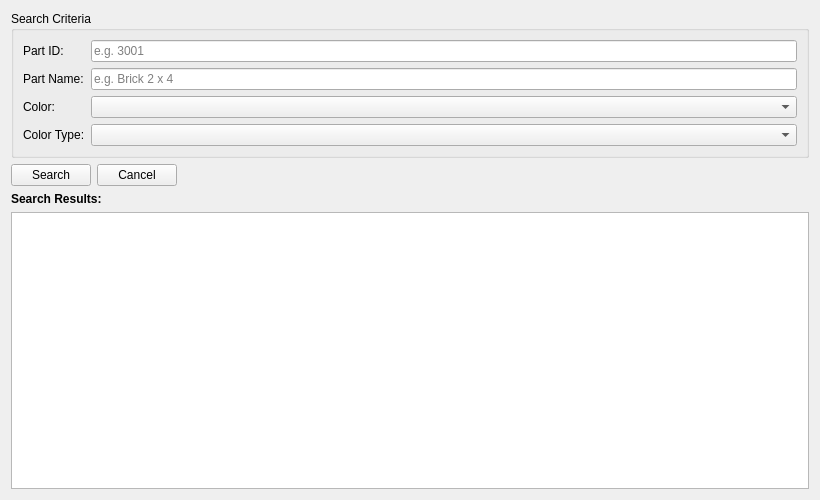
Old version of the form ui/searchManualWidget.ui in the repository Syadon/BrickCollectionManager.
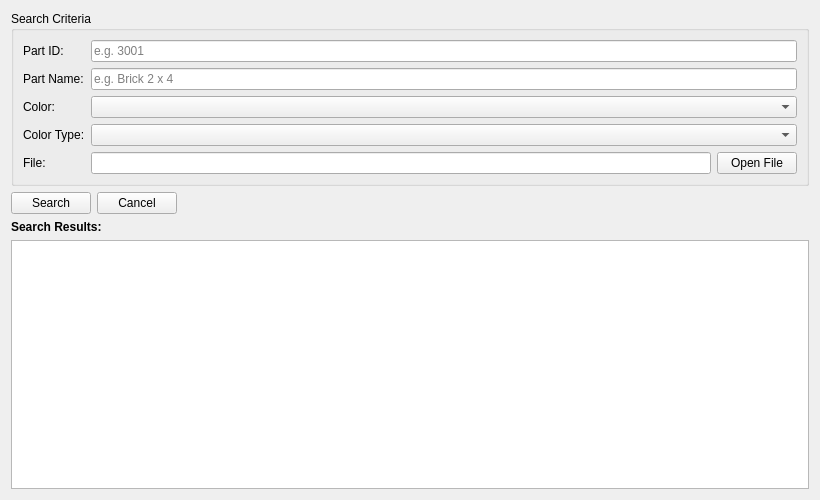
New version of the form.

What changed in the file:
```diff
--- a/ui/searchManualWidget.ui
+++ b/ui/searchManualWidget.ui
@@ -78,6 +78,34 @@
           <item row="3" column="1">
            <widget class="QComboBox" name="search_color_type_combo"/>
           </item>
+          <item row="4" column="0">
+           <widget class="QLabel" name="fileLabel">
+            <property name="text">
+             <string>File:</string>
+            </property>
+           </widget>
+          </item>
+          <item row="4" column="1">
+           <layout class="QHBoxLayout" name="fileLayout">
+            <item>
+             <widget class="QLineEdit" name="fileEdit">
+              <property name="enabled">
+               <bool>true</bool>
+              </property>
+              <property name="readOnly">
+               <bool>true</bool>
+              </property>
+             </widget>
+            </item>
+            <item>
+             <widget class="QPushButton" name="openFileButton">
+              <property name="text">
+               <string>Open File</string>
+              </property>
+             </widget>
+            </item>
+           </layout>
+          </item>
          </layout>
         </item>
        </layout>
```
